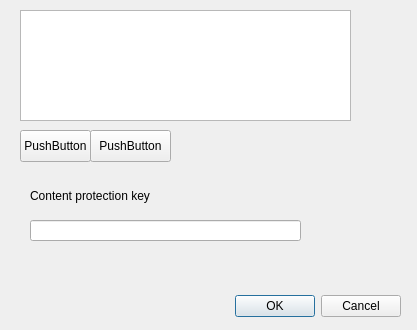
Old version of the form projectsettingsdialog.ui in the repository enrevol/ee-editor.
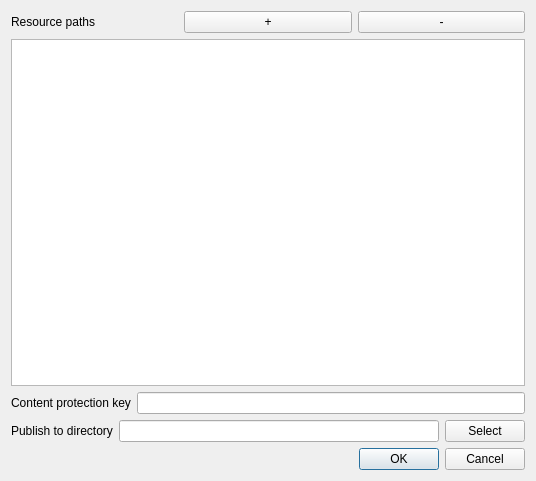
New version of the form.

Commit message: Update project settings dialog.

The edit to the form file:
```diff
--- a/projectsettingsdialog.ui
+++ b/projectsettingsdialog.ui
@@ -6,74 +6,57 @@
    <rect>
     <x>0</x>
     <y>0</y>
-    <width>417</width>
-    <height>330</height>
+    <width>536</width>
+    <height>481</height>
    </rect>
   </property>
   <property name="windowTitle">
    <string>Dialog</string>
   </property>
-  <widget class="QDialogButtonBox" name="buttonBox">
-   <property name="geometry">
-    <rect>
-     <x>60</x>
-     <y>290</y>
-     <width>341</width>
-     <height>32</height>
-    </rect>
-   </property>
-   <property name="orientation">
-    <enum>Qt::Horizontal</enum>
-   </property>
-   <property name="standardButtons">
-    <set>QDialogButtonBox::Cancel|QDialogButtonBox::Ok</set>
-   </property>
-  </widget>
-  <widget class="QListView" name="listView">
-   <property name="geometry">
-    <rect>
-     <x>20</x>
-     <y>10</y>
-     <width>331</width>
-     <height>111</height>
-    </rect>
-   </property>
-  </widget>
-  <widget class="QPushButton" name="pushButton">
-   <property name="geometry">
-    <rect>
-     <x>20</x>
-     <y>130</y>
-     <width>71</width>
-     <height>32</height>
-    </rect>
+  <layout class="QGridLayout" name="gridLayout">
+   <item row="0" column="0">
+    <layout class="QVBoxLayout" name="verticalLayout">
+     <item>
+      <layout class="QHBoxLayout" name="horizontalLayout_3">
+       <item>
+        <widget class="QLabel" name="label_3">
+         <property name="text">
+          <string>Resource paths</string>
+         </property>
+        </widget>
+       </item>
+       <item>
+        <widget class="QPushButton" name="addPathButton">
+         <property name="enabled">
+          <bool>true</bool>
+         </property>
+         <property name="minimumSize">
+          <size>
+           <width>0</width>
+           <height>0</height>
+          </size>
    </property>
    <property name="text">
-    <string>PushButton</string>
-   </property>
-  </widget>
-  <widget class="QPushButton" name="pushButton_2">
-   <property name="geometry">
-    <rect>
-     <x>90</x>
-     <y>130</y>
-     <width>81</width>
-     <height>32</height>
-    </rect>
-   </property>
+          <string>+</string>
+         </property>
+        </widget>
+       </item>
+       <item>
+        <widget class="QPushButton" name="removePathButton">
    <property name="text">
-    <string>PushButton</string>
-   </property>
-  </widget>
+          <string>-</string>
+         </property>
+        </widget>
+       </item>
+      </layout>
+     </item>
+     <item>
+      <widget class="QListView" name="resoucesPathList"/>
+     </item>
+     <item>
+      <layout class="QHBoxLayout" name="horizontalLayout_2">
+       <item>
   <widget class="QLabel" name="label">
-   <property name="geometry">
-    <rect>
-     <x>30</x>
-     <y>180</y>
-     <width>211</width>
-     <height>31</height>
-    </rect>
-   </property>
    <property name="text">
     <string>Content protection key</string>
    </property>
@@ -84,19 +67,54 @@
     <bool>false</bool>
    </property>
   </widget>
+       </item>
+       <item>
   <widget class="QLineEdit" name="contentProtectionKeyInput">
-   <property name="geometry">
-    <rect>
-     <x>30</x>
-     <y>220</y>
-     <width>271</width>
-     <height>21</height>
-    </rect>
-   </property>
+         <property name="text">
+          <string/>
+         </property>
+        </widget>
+       </item>
+      </layout>
+     </item>
+     <item>
+      <layout class="QHBoxLayout" name="horizontalLayout">
+       <item>
+        <widget class="QLabel" name="label_2">
    <property name="text">
+          <string>Publish to directory</string>
+         </property>
+        </widget>
+       </item>
+       <item>
+        <widget class="QLineEdit" name="publishDirectoryInput">
+         <property name="text">
     <string/>
    </property>
   </widget>
+       </item>
+       <item>
+        <widget class="QPushButton" name="selectPublishDirectoryButton">
+         <property name="text">
+          <string>Select</string>
+         </property>
+        </widget>
+       </item>
+      </layout>
+     </item>
+     <item>
+      <widget class="QDialogButtonBox" name="buttonBox">
+       <property name="orientation">
+        <enum>Qt::Horizontal</enum>
+       </property>
+       <property name="standardButtons">
+        <set>QDialogButtonBox::Cancel|QDialogButtonBox::Ok</set>
+       </property>
+      </widget>
+     </item>
+    </layout>
+   </item>
+  </layout>
  </widget>
  <resources/>
  <connections>
```
Lines whose indentation alone changed are shown as unchanged. The commit also changes 3 other files.
